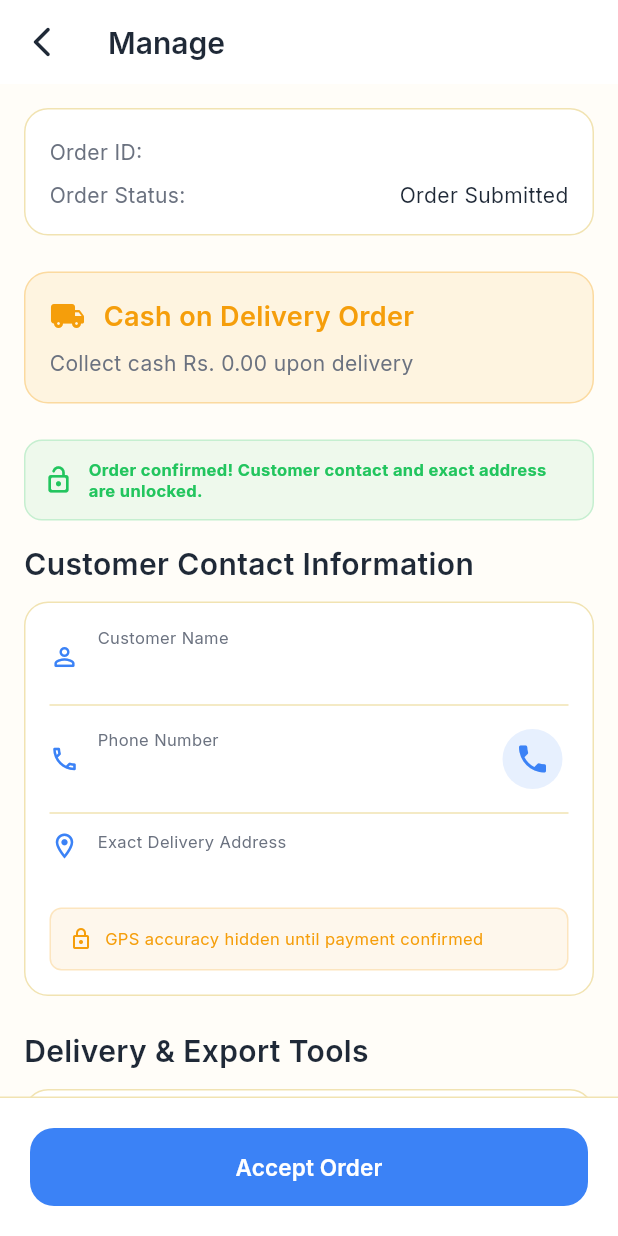
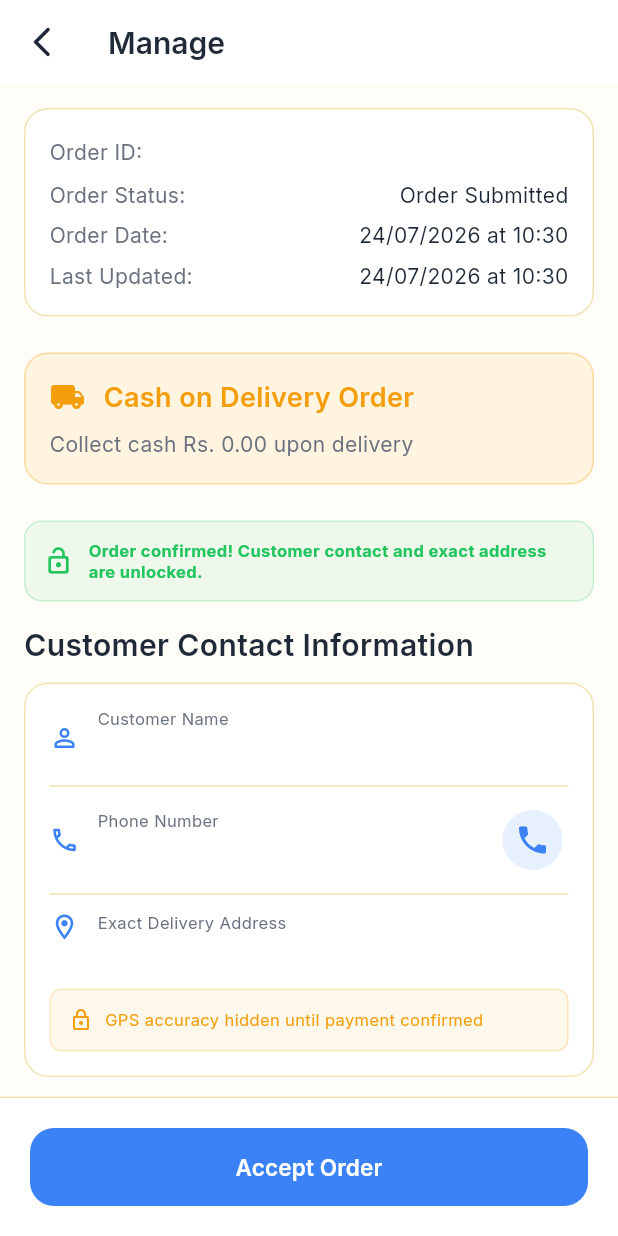
Before and after one commit to Anushmh17/speedmart_lanka, a Flutter app: the VendorOrderDetailsScreen screen opened directly with empty values, on a phone screen of 412 x 824 dp. Run offline on Flutter 3.47's test engine with Material 3 defaults, Android fonts, the phone set to English and light mode, and no system bars; our stand-ins replace connectivity_plus, dio, flutter_local_notifications, flutter_map, flutter_riverpod, flutter_secure_storage and 9 more; accounts and stored records are empty; project files that could hold a hidden picture were left out.

```diff
--- a/lib/features/customer/proposals/models/customer_proposal_view.dart
+++ b/lib/features/customer/proposals/models/customer_proposal_view.dart
@@ -39,9 +39,9 @@ class CustomerProposalView {
           ? proposal.id
           : '${proposal.id}_$proposalItemId';
 
-  /// Computed total = items subtotal (excluding unavailable) + delivery.
-  /// Matches the calculation used in the payment screen to avoid discrepancies.
-  double get totalPrice => proposal.subtotal + deliveryFee;
+  /// Customer-visible total is whatever the vendor quote already stores,
+  /// including the hidden platform fee folded into the proposal total.
+  double get totalPrice => proposal.totalPrice;
 
   double get subtotal => proposal.subtotal;
 
--- a/lib/features/orders/presentation/screens/vendor_order_details_screen.dart
+++ b/lib/features/orders/presentation/screens/vendor_order_details_screen.dart
@@ -41,6 +41,15 @@ class _VendorOrderDetailsScreenState extends ConsumerState<VendorOrderDetailsScr
       ),
       child: Text(label, style: AppTextStyles.caption(secondaryText)),
     );
+  }
+
+  String _formatDateTime(DateTime value) {
+    final local = value.toLocal();
+    final day = local.day.toString().padLeft(2, '0');
+    final month = local.month.toString().padLeft(2, '0');
+    final hour = local.hour.toString().padLeft(2, '0');
+    final minute = local.minute.toString().padLeft(2, '0');
+    return '$day/$month/${local.year} at $hour:$minute';
   }
 
   @override
@@ -215,6 +224,30 @@ class _VendorOrderDetailsScreenState extends ConsumerState<VendorOrderDetailsScr
                             Text(activeOrder.status.displayName, style: AppTextStyles.bodyMedium(primaryText)),
                           ],
                         ),
+                        const SizedBox(height: 6),
+                        Row(
+                          mainAxisAlignment: MainAxisAlignment.spaceBetween,
+                          children: [
+                            Text('Order Date:', style: AppTextStyles.bodyMedium(secondaryText)),
+                            Text(
+                              _formatDateTime(activeOrder.createdAt),
+                              style: AppTextStyles.bodyMedium(primaryText),
+                            ),
+                          ],
+                        ),
+                        if (activeOrder.updatedAt != null) ...[
+                          const SizedBox(height: 6),
+                          Row(
+                            mainAxisAlignment: MainAxisAlignment.spaceBetween,
+                            children: [
+                              Text('Last Updated:', style: AppTextStyles.bodyMedium(secondaryText)),
+                              Text(
+                                _formatDateTime(activeOrder.updatedAt!),
+                                style: AppTextStyles.bodyMedium(primaryText),
+                              ),
+                            ],
+                          ),
+                        ],
                       ],
                     ),
                   ),
--- a/lib/features/payments/presentation/screens/payment_screen.dart
+++ b/lib/features/payments/presentation/screens/payment_screen.dart
@@ -34,8 +34,8 @@ class AcceptedVendorGroup {
   double get subtotal => acceptedItems.fold<double>(0.0, (sum, item) => sum + item.subtotal);
   double get deliveryCharge => waveDeliveryCharge ? 0.0 : proposal.deliveryCharge;
   double get platformCommission => (subtotal + deliveryCharge) * commissionRate;
-  double get customerAmount => subtotal + deliveryCharge; // What customer pays (subtotal + delivery)
-  double get vendorNetAmount => customerAmount - platformCommission; // Vendor net receipt
+  double get customerAmount => proposal.totalPrice; // What customer pays (includes any admin-set commission already folded into proposal total)
+  double get vendorNetAmount => customerAmount - platformCommission; // Vendor net receipt after hidden platform fee
 }
 
 class PaymentScreen extends ConsumerStatefulWidget {
--- a/lib/features/proposals/providers/proposal_provider.dart
+++ b/lib/features/proposals/providers/proposal_provider.dart
@@ -111,7 +111,7 @@ class ProposalNotifier extends StateNotifier<ProposalState> {
     await _repo.ensureInitialized();
     final draft = proposal.copyWith(
       status: ProposalStatus.draft,
-      totalPrice: proposal.subtotal + proposal.deliveryCharge,
+      totalPrice: proposal.totalPrice,
     );
     final Proposal saved;
     if (draft.id.isEmpty) {
@@ -130,7 +130,7 @@ class ProposalNotifier extends StateNotifier<ProposalState> {
     try {
       final toSubmit = proposal.copyWith(
         status: ProposalStatus.submitted,
-        totalPrice: proposal.subtotal + proposal.deliveryCharge,
+        totalPrice: proposal.totalPrice,
       );
 
       final Proposal saved;
@@ -172,7 +172,7 @@ class ProposalNotifier extends StateNotifier<ProposalState> {
     try {
       final updated = await _repo.updateProposal(
         proposal.copyWith(
-          totalPrice: proposal.subtotal + proposal.deliveryCharge,
+          totalPrice: proposal.totalPrice,
         ),
       );
       _upsertInList(updated);
--- a/lib/features/requests/presentation/screens/request_details_screen.dart
+++ b/lib/features/requests/presentation/screens/request_details_screen.dart
@@ -970,7 +970,6 @@ class _RequestDetailsScreenState extends ConsumerState<RequestDetailsScreen> {
     return CustomerProposalView(
       proposal: p.copyWith(
         items: singleItem,
-        totalPrice: subtotal + p.deliveryCharge,
         status: displayStatus,
         categoryNormalized: category.isEmpty ? p.categoryNormalized : category,
       ),
```
Also changed, not shown: lib/features/vendor/presentation/screens/vendor_home_screen.dart (+85 -36 lines), lib/features/vendor/proposals/presentation/vendor_proposal_form_screen.dart (+18 -2 lines), lib/features/vendor/request_feed/services/vendor_request_filter_service.dart (+17 -1 lines), 1 other file.
